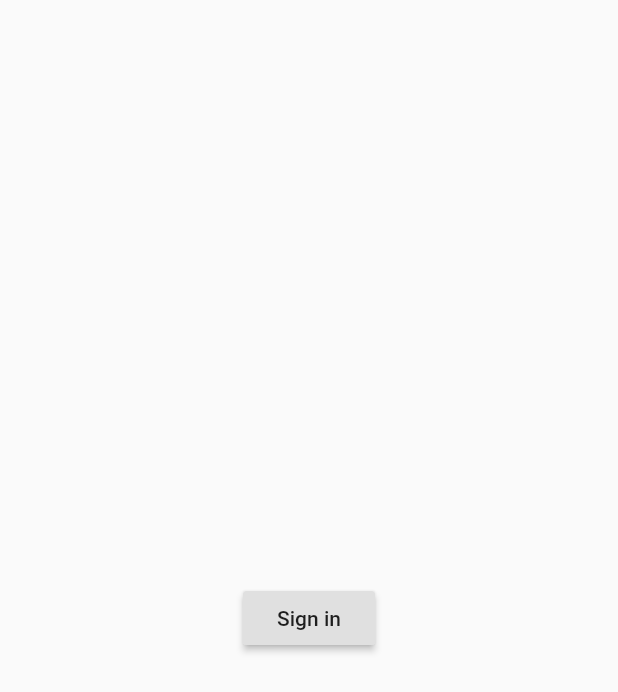
After one commit to fmontalvoo/app_gastos, a Flutter app: the LoginScreen screen opened directly, on a phone screen of 412 x 824 dp. The commit adds this screen. Shown: the top 692 px of the screen. Run offline on Flutter 3.47's test engine with Material 2 defaults, Android fonts, the phone set to English and light mode, and no system bars; our stand-ins replace charts_flutter, cloud_firestore, firebase_auth, firebase_core, font_awesome_flutter, google_sign_in and 1 more; accounts and stored records are empty.

Commit message:
Se implementa clase para el manejo de sesion de usuario.
Signed-off-by: Frank Montalvo Ochoa <fmontalvoo@ups.edu.ec>

```diff
--- /dev/null
+++ b/lib/src/ui/screens/login_screen.dart
@@ -0,0 +1,32 @@
+import 'package:flutter/material.dart';
+
+import 'package:provider/provider.dart';
+
+import 'package:app_gastos/src/utils/login_state.dart';
+
+class LoginScreen extends StatefulWidget {
+  @override
+  _LoginScreenState createState() => _LoginScreenState();
+}
+
+class _LoginScreenState extends State<LoginScreen> {
+  @override
+  Widget build(BuildContext context) {
+    return Scaffold(
+      body: Center(
+        child: Consumer<LoginState>(
+          builder: (BuildContext context, LoginState state, Widget child) {
+            if (state.isLoading) return CircularProgressIndicator();
+            return child;
+          },
+          child: RaisedButton(
+            child: Text("Sign in"),
+            onPressed: () {
+              context.read<LoginState>().login();
+            },
+          ),
+        ),
+      ),
+    );
+  }
+}
--- a/lib/src/ui/widgets/category_selection.dart
+++ b/lib/src/ui/widgets/category_selection.dart
@@ -14,7 +14,7 @@ class CategorySelection extends StatefulWidget {
 }
 
 class _CategorySelectionState extends State<CategorySelection> {
-  String _currentItem = "Shopping";
+  String _currentItem = "";
   @override
   Widget build(BuildContext context) {
     var widgets = <Widget>[];
--- a/lib/src/ui/widgets/month_expenses.dart
+++ b/lib/src/ui/widgets/month_expenses.dart
@@ -11,10 +11,10 @@ class MonthExpenses extends StatefulWidget {
   final List<double> perDay;
   final Map<String, double> categories;
 
-  MonthExpenses({Key key, this.docs})
+  MonthExpenses({Key key, int days, this.docs})
       : total = docs.map((doc) => doc['value']).fold(0.0, (a, b) => a + b),
         perDay = List.generate(
-            30,
+            days,
             (index) => docs
                 .where((doc) => doc['day'] == index + 1)
                 .map((doc) => doc['value'])
@@ -105,7 +105,7 @@ class _MonthExpensesState extends State<MonthExpenses> {
               color: Colors.blueAccent.withOpacity(0.2),
               borderRadius: BorderRadius.circular(5.0)),
           child: Text(
-            "\$$price",
+            "\$${price.toStringAsFixed(2)}",
             style: TextStyle(
                 color: Colors.blueAccent,
                 fontWeight: FontWeight.bold,
```
Also changed, not shown: lib/main.dart (+12 -2 lines), lib/src/ui/screens/add_expense_page.dart (+9 -1 lines), lib/src/ui/screens/home_screen.dart (+30 -10 lines), lib/src/utils/login_state.dart (added, +70 -0 lines), lib/src/utils/utlis.dart (added, +7 -0 lines), pubspec.yaml (+7 -0 lines), pubspec.lock, 1 other file.
